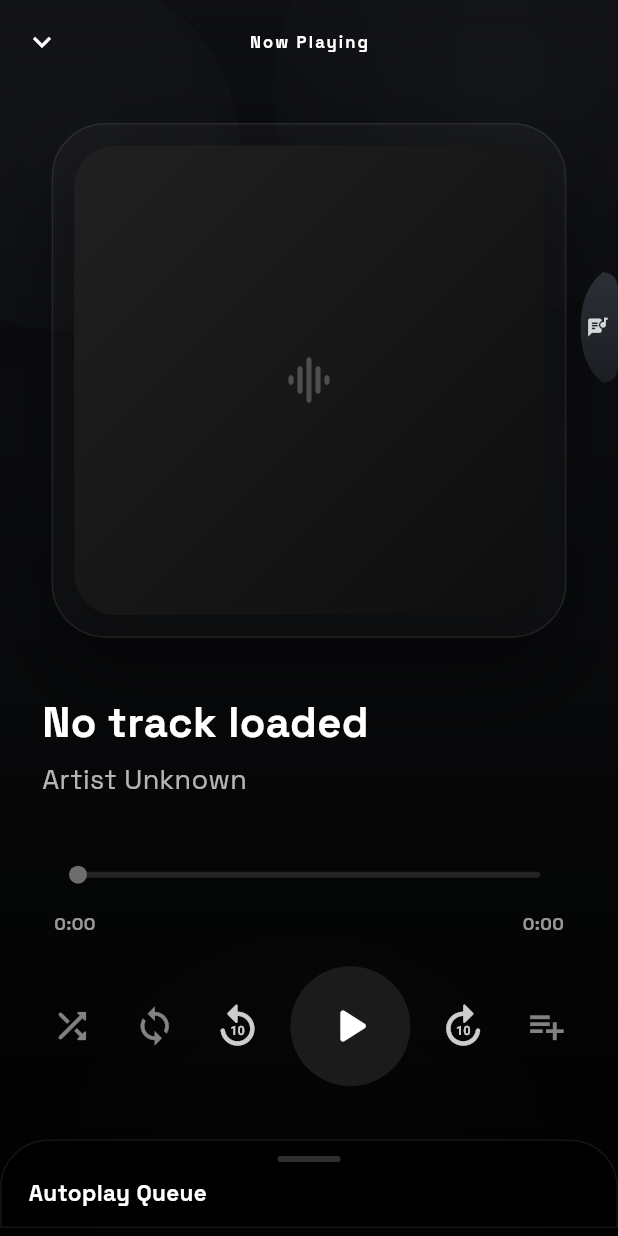
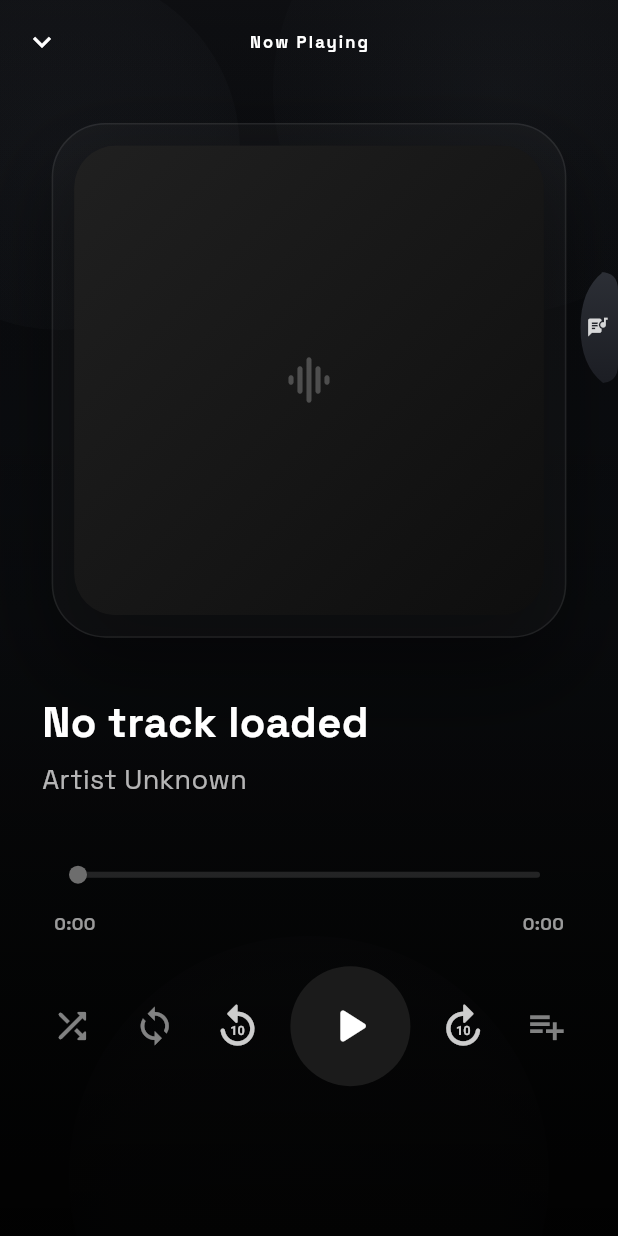
Before and after one commit to DanBeverley/personal-music-player, a Flutter app: the FullPlayerScreen screen opened directly, after a tap on the "shuffle" icon, on a phone screen of 412 x 824 dp. Run offline on Flutter 3.47's test engine with Material 3 defaults, Android fonts, the phone set to English and light mode, and no system bars; our stand-ins replace audio_service, cached_network_image, flutter_riverpod, google_fonts, image_picker, just_audio and 1 more; missing offline and left inert: dart:ffi; network calls fail.

Commit message:
Boost stream warmups and refactor queue sheet
Increase prewarming and concurrency for stream lookups and refactor player UI. Python proxy: raise STREAM_INFO_TTL from 1800s to 21600s, increase warm/thread pool sizes (6→10), and expand warmup limits (10→18) to prefetch more streams concurrently. Flutter app: increase client prewarm targets (take 10→16, ids threshold 12→18) and warm-on-error fallback (2→4); add a randomized hero quip widget to the home screen (quip lists + builder); refactor the full-player queue into a modal DraggableScrollableSheet (new initial/min/max sizes, state for open/dismiss, clearing search on open/close), adjust paddings, and remove the inline collapsed queue implementation

```diff
--- a/app/lib/logic/audio_provider.dart
+++ b/app/lib/logic/audio_provider.dart
@@ -660,7 +660,7 @@ class AudioPlayerNotifier extends StateNotifier<PlayerState> {
         continue;
       }
       idsToWarm.add(videoId);
-      if (idsToWarm.length >= 12) {
+      if (idsToWarm.length >= 18) {
         break;
       }
     }
@@ -693,7 +693,7 @@ class AudioPlayerNotifier extends StateNotifier<PlayerState> {
         }
       });
     } catch (_) {
-      for (final id in idsToWarm.take(2)) {
+      for (final id in idsToWarm.take(4)) {
         unawaited(prewarmStream(id));
       }
     }
--- a/app/lib/main.dart
+++ b/app/lib/main.dart
@@ -2,6 +2,7 @@ import 'dart:io';
 import 'dart:ui';
 import 'dart:convert';
 import 'dart:async';
+import 'dart:math' as math;
 import 'package:flutter/material.dart';
 import 'package:flutter/services.dart';
 import 'package:flutter_riverpod/flutter_riverpod.dart';
@@ -26,6 +27,27 @@ const List<Color> _playlistCoverPalette = <Color>[
   Color(0xFF5B4D4A),
   Color(0xFF46515C),
   Color(0xFF5C5664),
+];
+const List<String> _quipOpeners = <String>[
+  'Today\'s sonic forecast',
+  'Current music goblin memo',
+  'Breaking genre news',
+  'The headphone council reports',
+  'Fresh dispatch from the aux cord tribunal',
+];
+const List<String> _quipMiddles = <String>[
+  'your queue is one impulsive click away from becoming a legal issue',
+  'someone out there is still defending their 47-minute bagpipe ambient cut',
+  'the algorithm briefly achieved sentience and immediately asked for one more chorus',
+  'your taste is giving “I know a shortcut” right before getting lost in a concept album',
+  'a bassline just kicked the door open and demanded better transitions',
+];
+const List<String> _quipClosers = <String>[
+  'Proceed with swagger.',
+  'Use responsibly near the skip button.',
+  'No moderators were consulted.',
+  'Respectfully: play it too loud.',
+  'The aux has never been safer.',
 ];
 
 void showGlassDialog({required BuildContext context, required String title, required Widget content, required List<Widget> actions}) {
@@ -917,10 +939,12 @@ class _HomeScreenState extends ConsumerState<HomeScreen> {
   Timer? _suggestDebounce;
   final Set<String> _prewarmedTrackIds = <String>{};
   String _lastPrimeSignature = '';
+  late final String _heroQuip;
 
   @override
   void initState() {
     super.initState();
+    _heroQuip = _buildHeroQuip();
     _urlController.addListener(() {
       final text = _urlController.text.trim();
       if (text.isNotEmpty && !_isSearching) {
@@ -986,9 +1010,19 @@ class _HomeScreenState extends ConsumerState<HomeScreen> {
   bool get hasActiveSearch =>
       _isSearching || _urlController.text.trim().isNotEmpty;
 
+  String _buildHeroQuip() {
+    final seed = DateTime.now().microsecondsSinceEpoch ^
+        (_urlController.hashCode << 3) ^
+        DateTime.now().second;
+    final rng = math.Random(seed);
+    return '${_quipOpeners[rng.nextInt(_quipOpeners.length)]}: '
+        '${_quipMiddles[rng.nextInt(_quipMiddles.length)]}. '
+        '${_quipClosers[rng.nextInt(_quipClosers.length)]}';
+  }
+
   void _primeLikelyTracks(List<dynamic> tracks) {
     final idsToWarm = <String>[];
-    for (final track in tracks.take(10)) {
+    for (final track in tracks.take(16)) {
       final id = (track['id'] ?? track['videoId'])?.toString();
       if (id == null || id.isEmpty) continue;
       if (_prewarmedTrackIds.add(id)) {
@@ -1392,6 +1426,49 @@ class _HomeScreenState extends ConsumerState<HomeScreen> {
                 color: Colors.white.withValues(alpha: 0.62),
                 fontSize: 14,
                 fontWeight: FontWeight.w500,
+              ),
+            ),
+            const SizedBox(height: 16),
+            Container(
+              width: double.infinity,
+              padding: const EdgeInsets.fromLTRB(16, 14, 16, 14),
+              decoration: BoxDecoration(
+                color: Colors.white.withValues(alpha: 0.03),
+                borderRadius: BorderRadius.circular(20),
+                border: Border.all(
+                  color: Colors.white.withValues(alpha: 0.06),
+                ),
+              ),
+              child: Row(
+                crossAxisAlignment: CrossAxisAlignment.start,
+                children: [
+                  Container(
+                    margin: const EdgeInsets.only(top: 2),
+                    width: 28,
+                    height: 28,
+                    decoration: BoxDecoration(
+                      color: Colors.white.withValues(alpha: 0.06),
+                      borderRadius: BorderRadius.circular(999),
+                    ),
+                    child: Icon(
+                      Icons.graphic_eq_rounded,
+                      size: 16,
+                      color: Colors.white.withValues(alpha: 0.74),
+                    ),
+                  ),
+                  const SizedBox(width: 12),
+                  Expanded(
+                    child: Text(
+                      _heroQuip,
+                      style: TextStyle(
+                        color: Colors.white.withValues(alpha: 0.72),
+                        fontSize: 13,
+                        fontWeight: FontWeight.w500,
+                        height: 1.45,
+                      ),
+                    ),
+                  ),
+                ],
               ),
             ),
             const SizedBox(height: 28),
@@ -2097,8 +2174,9 @@ class FullPlayerScreen extends ConsumerStatefulWidget {
 }
 
 class _FullPlayerScreenState extends ConsumerState<FullPlayerScreen> {
-  static const double _queueCollapsedSize = 0.078;
-  static const double _queueExpandedSize = 0.84;
+  static const double _queueInitialSize = 0.72;
+  static const double _queueMinSize = 0.44;
+  static const double _queueExpandedSize = 0.92;
 
   double? _dragValue;
   late final PageController _pageController;
@@ -2109,6 +2187,7 @@ class _FullPlayerScreenState extends ConsumerState<FullPlayerScreen> {
   Timer? _queueSearchDebounce;
   List<Map<String, dynamic>> _queueSearchResults = const [];
   bool _isQueueSearchLoading = false;
+  bool _isQueueSheetOpen = false;
   int _queueSearchRequestVersion = 0;
   String? _lastLyricsVideoId;
   int _activePage = 0;
@@ -2137,7 +2216,7 @@ class _FullPlayerScreenState extends ConsumerState<FullPlayerScreen> {
   void _openLyricsPanel() {
     if (!_pageController.hasClients) return;
     _lastSyncedLyricIndex = -1;
-    _closeQueueSheet();
+    _dismissQueueSheetIfOpen();
     _pageController.nextPage(
       duration: const Duration(milliseconds: 340),
       curve: Curves.easeOutCubic,
@@ -2152,21 +2231,52 @@ class _FullPlayerScreenState extends ConsumerState<FullPlayerScreen> {
     );
   }
 
+  void _dismissQueueSheetIfOpen() {
+    if (!_isQueueSheetOpen) return;
+    Navigator.of(context).maybePop();
+  }
+
   void _openQueueSheet() {
-    if (!_queueSheetController.isAttached) return;
-    _queueSheetController.animateTo(
-      _queueExpandedSize,
-      duration: const Duration(milliseconds: 340),
-      curve: Curves.easeOutCubic,
-    );
-  }
-
-  void _closeQueueSheet() {
-    if (!_queueSheetController.isAttached) return;
-    _queueSheetController.animateTo(
-      _queueCollapsedSize,
-      duration: const Duration(milliseconds: 300),
-      curve: Curves.easeOutCubic,
+    if (_isQueueSheetOpen || !mounted) return;
+    _clearQueueSearch();
+    setState(() => _isQueueSheetOpen = true);
+    unawaited(
+      showModalBottomSheet<void>(
+        context: context,
+        isScrollControlled: true,
+        useSafeArea: false,
+        backgroundColor: Colors.transparent,
+        barrierColor: Colors.black.withValues(alpha: 0.28),
+        builder: (sheetContext) {
+          return Consumer(
+            builder: (context, ref, _) {
+              final queueState = ref.watch(playbackQueueProvider);
+              final queueNotifier = ref.read(playbackQueueProvider.notifier);
+              return DraggableScrollableSheet(
+                controller: _queueSheetController,
+                initialChildSize: _queueInitialSize,
+                minChildSize: _queueMinSize,
+                maxChildSize: _queueExpandedSize,
+                expand: false,
+                snap: true,
+                snapSizes: const [_queueMinSize, _queueExpandedSize],
+                builder: (context, scrollController) => _buildQueueSheet(
+                  context,
+                  queueState,
+                  queueNotifier,
+                  scrollController,
+                  onDismiss: () => Navigator.of(sheetContext).pop(),
+                ),
+              );
+            },
+          );
+        },
+      ).whenComplete(() {
+        _clearQueueSearch();
+        if (mounted) {
+          setState(() => _isQueueSheetOpen = false);
+        }
+      }),
     );
   }
 
@@ -2512,6 +2622,7 @@ class _FullPlayerScreenState extends ConsumerState<FullPlayerScreen> {
     PlaybackQueueState queueState,
     PlaybackQueueNotifier queueNotifier,
     ScrollController scrollController,
+    {required VoidCallback onDismiss}
   ) {
     final queueTitle = queueState.mode == PlaybackQueueMode.playlist
         ? (queueState.playlistName?.isNotEmpty == true
@@ -2520,7 +2631,7 @@ class _FullPlayerScreenState extends ConsumerState<FullPlayerScreen> {
         : 'Autoplay Queue';
     final header = GestureDetector(
       behavior: HitTestBehavior.opaque,
-      onTap: _closeQueueSheet,
+      onTap: onDismiss,
       child: Container(
         padding: const EdgeInsets.fromLTRB(22, 14, 22, 14),
         decoration: BoxDecoration(
@@ -2563,64 +2674,6 @@ class _FullPlayerScreenState extends ConsumerState<FullPlayerScreen> {
                     ),
                   ),
                 ],
-              ],
-            ),
-          ],
-        ),
-      ),
-    );
-    final compactHeader = GestureDetector(
-      behavior: HitTestBehavior.opaque,
-      onTap: _openQueueSheet,
-      child: Container(
-        padding: const EdgeInsets.fromLTRB(18, 10, 18, 12),
-        decoration: BoxDecoration(
-          color: Colors.black.withValues(alpha: 0.96),
-          borderRadius: const BorderRadius.vertical(top: Radius.circular(32)),
-          border: Border.all(color: Colors.white.withValues(alpha: 0.08)),
-          boxShadow: [
-            BoxShadow(
-              color: Colors.black.withValues(alpha: 0.28),
-              blurRadius: 24,
-              offset: const Offset(0, -6),
-            ),
-          ],
-        ),
-        child: Column(
-          mainAxisSize: MainAxisSize.min,
-          children: [
-            Container(
-              width: 42,
-              height: 4,
-              decoration: BoxDecoration(
-                color: Colors.white.withValues(alpha: 0.18),
-                borderRadius: BorderRadius.circular(999),
-              ),
-            ),
-            const SizedBox(height: 10),
-            Row(
-              children: [
-                Expanded(
-                  child: Text(
-                    queueTitle,
-                    maxLines: 1,
-                    overflow: TextOverflow.ellipsis,
-                    style: const TextStyle(
-                      color: Colors.white,
-                      fontSize: 15,
-                      fontWeight: FontWeight.w700,
-                    ),
-                  ),
-                ),
-                if (queueState.mode == PlaybackQueueMode.radio)
-                  Text(
-                    'Auto',
-                    style: TextStyle(
-                      color: Colors.white.withValues(alpha: 0.42),
-                      fontSize: 11,
-                      fontWeight: FontWeight.w600,
-                    ),
-                  ),
               ],
             ),
           ],
@@ -2959,18 +3012,6 @@ class _FullPlayerScreenState extends ConsumerState<FullPlayerScreen> {
       }
     }
 
-    return LayoutBuilder(
-      builder: (context, constraints) {
-        if (constraints.maxHeight < 140) {
-          return ListView(
-            controller: scrollController,
-            physics: const BouncingScrollPhysics(
-              parent: AlwaysScrollableScrollPhysics(),
-            ),
-            padding: EdgeInsets.zero,
-            children: [compactHeader],
-          );
-        }
     return Container(
       decoration: BoxDecoration(
         color: Colors.black.withValues(alpha: 0.92),
@@ -3023,8 +3064,6 @@ class _FullPlayerScreenState extends ConsumerState<FullPlayerScreen> {
           ),
         ],
       ),
-        );
-      },
     );
   }
 
@@ -3238,7 +3277,7 @@ class _FullPlayerScreenState extends ConsumerState<FullPlayerScreen> {
               physics: const BouncingScrollPhysics(
                 parent: AlwaysScrollableScrollPhysics(),
               ),
-              padding: const EdgeInsets.fromLTRB(28, 18, 28, 132),
+              padding: const EdgeInsets.fromLTRB(28, 18, 28, 72),
               child: ConstrainedBox(
                 constraints: BoxConstraints(minHeight: constraints.maxHeight),
                 child: Column(
@@ -3554,7 +3593,6 @@ class _FullPlayerScreenState extends ConsumerState<FullPlayerScreen> {
     final audioNotifier = ref.read(audioPlayerProvider.notifier);
     final lyricsState = ref.watch(lyricsProvider);
     final queueState = ref.watch(playbackQueueProvider);
-    final queueNotifier = ref.read(playbackQueueProvider.notifier);
     _ensureLyricsLoaded(playerState.videoId);
 
     return Scaffold(
@@ -3629,7 +3667,7 @@ class _FullPlayerScreenState extends ConsumerState<FullPlayerScreen> {
               setState(() => _activePage = index);
               if (index == 1) {
                 _lastSyncedLyricIndex = -1;
-                _closeQueueSheet();
+                _dismissQueueSheetIfOpen();
               }
             },
             children: [
@@ -3652,23 +3690,6 @@ class _FullPlayerScreenState extends ConsumerState<FullPlayerScreen> {
                   : Icons.graphic_eq_rounded,
               pointLeft: _activePage == 0,
               onTap: _activePage == 0 ? _openLyricsPanel : _closeLyricsPanel,
-            ),
-          ),
-          if (_activePage == 0)
-            Positioned.fill(
-              child: DraggableScrollableSheet(
-                controller: _queueSheetController,
-                initialChildSize: _queueCollapsedSize,
-                minChildSize: _queueCollapsedSize,
-                maxChildSize: _queueExpandedSize,
-                snap: true,
-                snapSizes: const [_queueCollapsedSize, _queueExpandedSize],
-                builder: (context, scrollController) => _buildQueueSheet(
-                  context,
-                  queueState,
-                  queueNotifier,
-                  scrollController,
-                ),
             ),
           ),
         ],
```
Also changed, not shown: 1 other file. Lines whose indentation alone changed are shown as unchanged.
